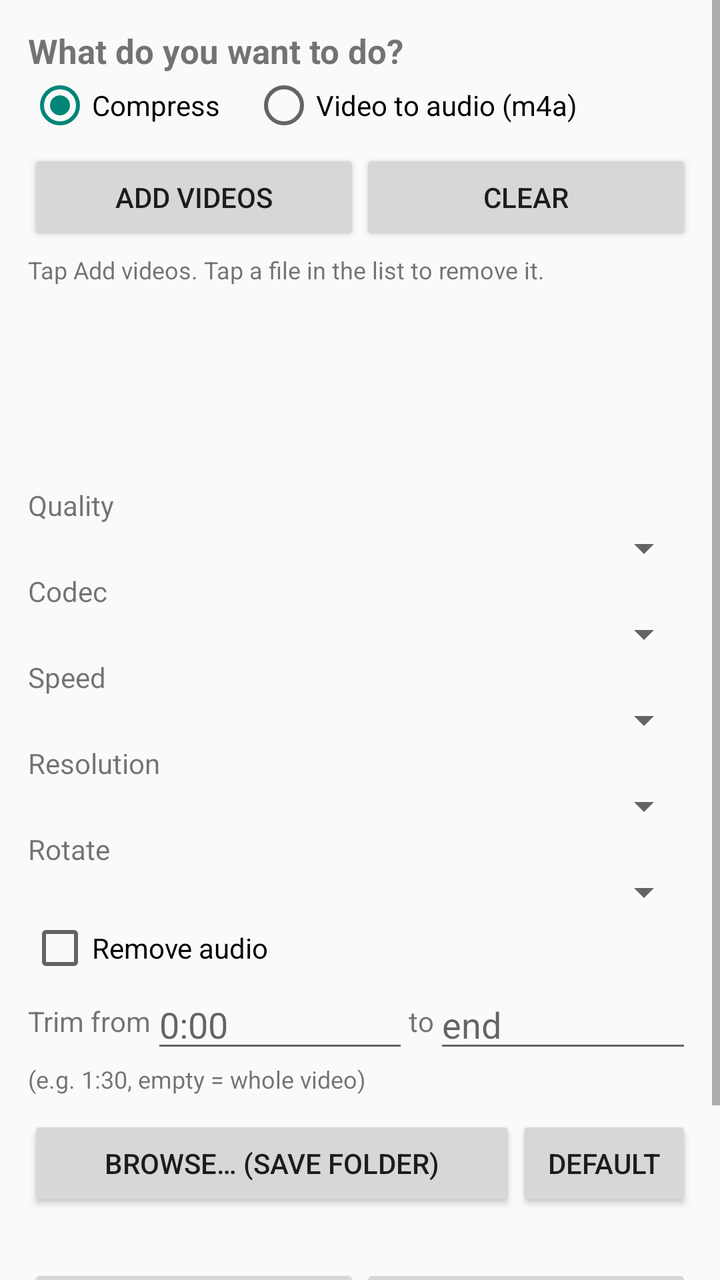
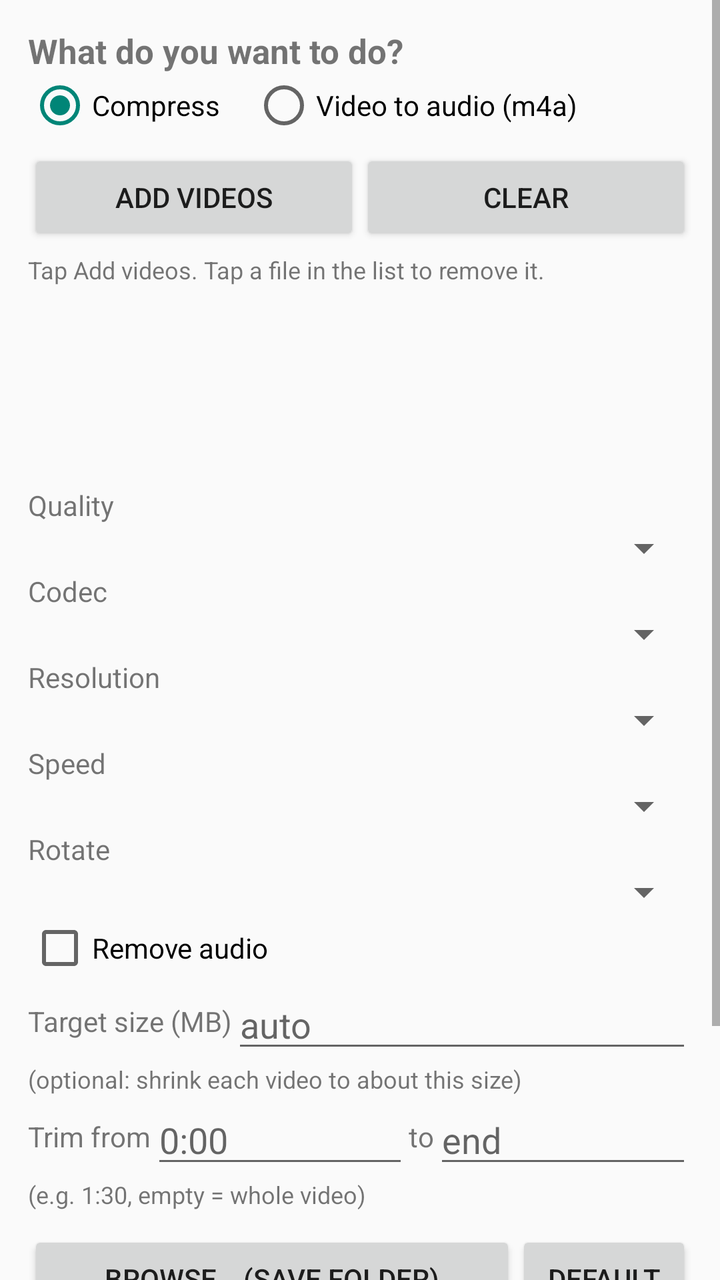

Before-and-after screenshots of an Android layout around one commit, followed by the original layout XML and the change that was made.
<!-- AndroidManifest.xml: application theme AppTheme -->
<!-- res/layout/activity_main.xml -->
<?xml version="1.0" encoding="utf-8"?>
<ScrollView xmlns:android="http://schemas.android.com/apk/res/android"
    android:layout_width="match_parent"
    android:layout_height="match_parent"
    android:fillViewport="true">

    <LinearLayout
        android:layout_width="match_parent"
        android:layout_height="wrap_content"
        android:orientation="vertical"
        android:padding="14dp">

        <TextView
            android:layout_width="wrap_content"
            android:layout_height="wrap_content"
            android:text="What do you want to do?"
            android:textSize="17sp"
            android:textStyle="bold" />

        <RadioGroup
            android:id="@+id/rgMode"
            android:layout_width="match_parent"
            android:layout_height="wrap_content"
            android:orientation="horizontal">
            <RadioButton android:id="@+id/rbCompress" android:layout_width="wrap_content"
                android:layout_height="wrap_content" android:checked="true" android:text="Compress" />
            <RadioButton android:id="@+id/rbAudio" android:layout_width="wrap_content"
                android:layout_height="wrap_content" android:layout_marginStart="16dp"
                android:text="Video to audio (m4a)" />
        </RadioGroup>

        <LinearLayout
            android:layout_width="match_parent"
            android:layout_height="wrap_content"
            android:layout_marginTop="6dp"
            android:orientation="horizontal">
            <Button android:id="@+id/btnAdd" android:layout_width="0dp" android:layout_height="wrap_content"
                android:layout_weight="1" android:text="Add videos" />
            <Button android:id="@+id/btnClear" android:layout_width="0dp" android:layout_height="wrap_content"
                android:layout_weight="1" android:text="Clear" />
        </LinearLayout>

        <TextView
            android:id="@+id/tvHint"
            android:layout_width="match_parent"
            android:layout_height="wrap_content"
            android:layout_marginTop="4dp"
            android:text="Tap Add videos. Tap a file in the list to remove it."
            android:textSize="12sp" />

        <LinearLayout
            android:id="@+id/llFiles"
            android:layout_width="match_parent"
            android:layout_height="wrap_content"
            android:minHeight="90dp"
            android:orientation="vertical" />

        <TextView android:layout_width="wrap_content" android:layout_height="wrap_content"
            android:layout_marginTop="10dp" android:text="Quality" />
        <Spinner android:id="@+id/spQuality" android:layout_width="match_parent" android:layout_height="wrap_content" />

        <TextView android:layout_width="wrap_content" android:layout_height="wrap_content" android:text="Codec" />
        <Spinner android:id="@+id/spCodec" android:layout_width="match_parent" android:layout_height="wrap_content" />

        <TextView android:layout_width="wrap_content" android:layout_height="wrap_content" android:text="Speed" />
        <Spinner android:id="@+id/spSpeed" android:layout_width="match_parent" android:layout_height="wrap_content" />

        <TextView android:layout_width="wrap_content" android:layout_height="wrap_content" android:text="Resolution" />
        <Spinner android:id="@+id/spRes" android:layout_width="match_parent" android:layout_height="wrap_content" />

        <TextView android:layout_width="wrap_content" android:layout_height="wrap_content" android:text="Rotate" />
        <Spinner android:id="@+id/spRot" android:layout_width="match_parent" android:layout_height="wrap_content" />

        <CheckBox android:id="@+id/cbMute" android:layout_width="wrap_content"
            android:layout_height="wrap_content" android:text="Remove audio" />

        <LinearLayout
            android:layout_width="match_parent"
            android:layout_height="wrap_content"
            android:gravity="center_vertical"
            android:orientation="horizontal">
            <TextView android:layout_width="wrap_content" android:layout_height="wrap_content" android:text="Trim from" />
            <EditText android:id="@+id/etStart" android:layout_width="0dp" android:layout_height="wrap_content"
                android:layout_weight="1" android:hint="0:00" android:inputType="text" />
            <TextView android:layout_width="wrap_content" android:layout_height="wrap_content" android:text="to" />
            <EditText android:id="@+id/etEnd" android:layout_width="0dp" android:layout_height="wrap_content"
                android:layout_weight="1" android:hint="end" android:inputType="text" />
        </LinearLayout>
        <TextView android:layout_width="wrap_content" android:layout_height="wrap_content"
            android:text="(e.g. 1:30, empty = whole video)" android:textSize="12sp" />

        <LinearLayout
            android:layout_width="match_parent"
            android:layout_height="wrap_content"
            android:layout_marginTop="10dp"
            android:orientation="horizontal">
            <Button android:id="@+id/btnBrowse" android:layout_width="0dp" android:layout_height="wrap_content"
                android:layout_weight="1" android:text="Browse… (save folder)" />
            <Button android:id="@+id/btnDefaultOut" android:layout_width="wrap_content" android:layout_height="wrap_content"
                android:text="Default" />
        </LinearLayout>
        <TextView
            android:id="@+id/tvOut"
            android:layout_width="match_parent"
            android:layout_height="wrap_content"
            android:textSize="12sp" />

        <LinearLayout
            android:layout_width="match_parent"
            android:layout_height="wrap_content"
            android:layout_marginTop="10dp"
            android:orientation="horizontal">
            <Button android:id="@+id/btnStart" android:layout_width="0dp" android:layout_height="wrap_content"
                android:layout_weight="1" android:text="Start" />
            <Button android:id="@+id/btnCancel" android:layout_width="0dp" android:layout_height="wrap_content"
                android:layout_weight="1" android:enabled="false" android:text="Cancel" />
        </LinearLayout>

        <ProgressBar
            android:id="@+id/progress"
            style="?android:attr/progressBarStyleHorizontal"
            android:layout_width="match_parent"
            android:layout_height="wrap_content"
            android:layout_marginTop="8dp"
            android:max="1000" />

        <TextView
            android:id="@+id/tvStatus"
            android:layout_width="match_parent"
            android:layout_height="wrap_content"
            android:layout_marginTop="4dp"
            android:text="Add videos, choose options, press Start" />
    </LinearLayout>
</ScrollView>
<!-- resources referenced by this layout -->
<resources>
  <style name="AppTheme" parent="Theme.AppCompat.DayNight.DarkActionBar" />
</resources>

<!-- the commit's change to res/layout/activity_main.xml (unified diff, before → after) -->
@@ -62,17 +62,29 @@
         <TextView android:layout_width="wrap_content" android:layout_height="wrap_content" android:text="Codec" />
         <Spinner android:id="@+id/spCodec" android:layout_width="match_parent" android:layout_height="wrap_content" />
 
+        <TextView android:layout_width="wrap_content" android:layout_height="wrap_content" android:text="Resolution" />
+        <Spinner android:id="@+id/spRes" android:layout_width="match_parent" android:layout_height="wrap_content" />
+
         <TextView android:layout_width="wrap_content" android:layout_height="wrap_content" android:text="Speed" />
         <Spinner android:id="@+id/spSpeed" android:layout_width="match_parent" android:layout_height="wrap_content" />
-
-        <TextView android:layout_width="wrap_content" android:layout_height="wrap_content" android:text="Resolution" />
-        <Spinner android:id="@+id/spRes" android:layout_width="match_parent" android:layout_height="wrap_content" />
 
         <TextView android:layout_width="wrap_content" android:layout_height="wrap_content" android:text="Rotate" />
         <Spinner android:id="@+id/spRot" android:layout_width="match_parent" android:layout_height="wrap_content" />
 
         <CheckBox android:id="@+id/cbMute" android:layout_width="wrap_content"
             android:layout_height="wrap_content" android:text="Remove audio" />
+
+        <LinearLayout
+            android:layout_width="match_parent"
+            android:layout_height="wrap_content"
+            android:gravity="center_vertical"
+            android:orientation="horizontal">
+            <TextView android:layout_width="wrap_content" android:layout_height="wrap_content" android:text="Target size (MB)" />
+            <EditText android:id="@+id/etTarget" android:layout_width="0dp" android:layout_height="wrap_content"
+                android:layout_weight="1" android:hint="auto" android:inputType="numberDecimal" />
+        </LinearLayout>
+        <TextView android:layout_width="wrap_content" android:layout_height="wrap_content"
+            android:text="(optional: shrink each video to about this size)" android:textSize="12sp" />
 
         <LinearLayout
             android:layout_width="match_parent"
